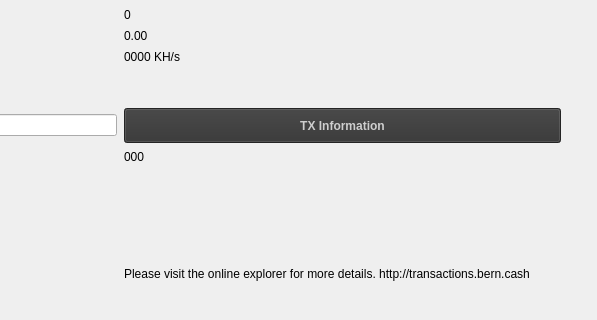
Qt form src/qt/forms/blockbrowser.ui (BERNiecoin/BERNcash) before a commit; both pictures show x 341 to 938 and y 179 to 499 of the 938 by 499 pixel window.
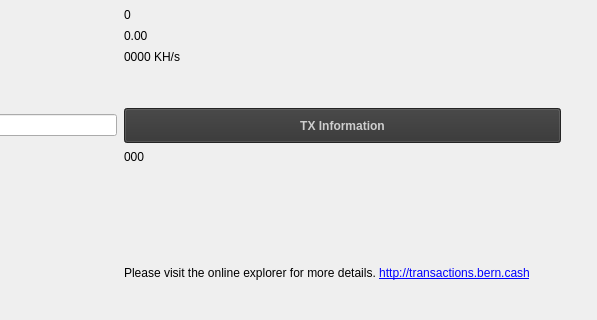
The same form after that commit.

```diff
--- a/src/qt/forms/blockbrowser.ui
+++ b/src/qt/forms/blockbrowser.ui
@@ -454,7 +454,16 @@
        <item row="18" column="1">
         <widget class="QLabel" name="label">
          <property name="text">
-          <string>Please visit the online explorer for more details. http://transactions.bern.cash</string>
+          <string>Please visit the online explorer for more details. &lt;a href=&quot;http://transactions.bern.cash&quot;&gt;http://transactions.bern.cash&lt;/a&gt;</string>
+         </property>
+         <property name="textFormat">
+          <enum>Qt::RichText</enum>
+         </property>
+         <property name="openExternalLinks">
+          <bool>true</bool>
+         </property>
+         <property name="textInteractionFlags">
+          <set>Qt::LinksAccessibleByMouse|Qt::TextSelectableByMouse</set>
          </property>
         </widget>
        </item>
```
